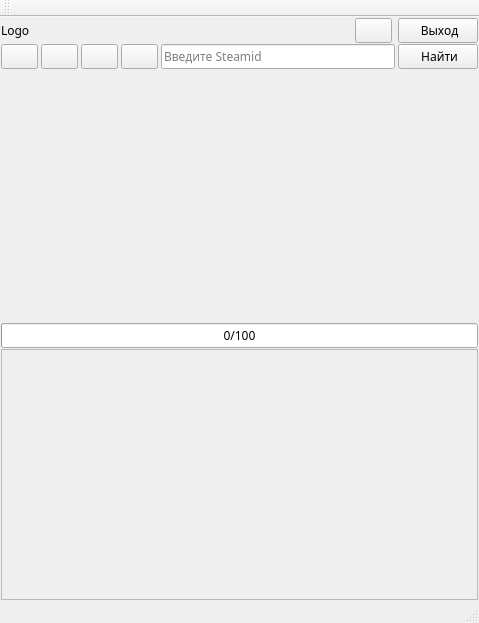
Old version of the form AraSteamManager/mainwindow.ui in the repository Arankir/AraSteamManager.
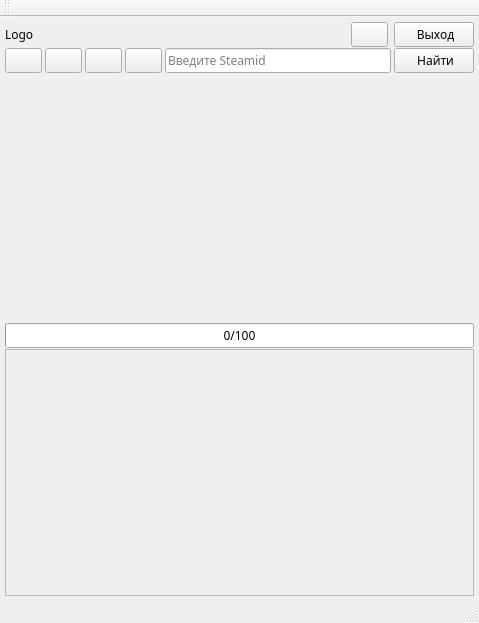
New version of the form.

Patch:
```diff
--- a/AraSteamManager/mainwindow.ui
+++ b/AraSteamManager/mainwindow.ui
@@ -24,16 +24,16 @@
      <number>1</number>
     </property>
     <property name="leftMargin">
-     <number>1</number>
+     <number>5</number>
     </property>
     <property name="topMargin">
-     <number>1</number>
+     <number>5</number>
     </property>
     <property name="rightMargin">
-     <number>1</number>
+     <number>5</number>
     </property>
     <property name="bottomMargin">
-     <number>1</number>
+     <number>5</number>
     </property>
     <item>
      <layout class="QHBoxLayout" name="horizontalLayout_3">
@@ -192,8 +192,8 @@
             <rect>
              <x>0</x>
              <y>0</y>
-             <width>475</width>
-             <height>241</height>
+             <width>467</width>
+             <height>237</height>
             </rect>
            </property>
           </widget>
```
Left out of the diff: 4 changed lines with no effect on the pictures.
